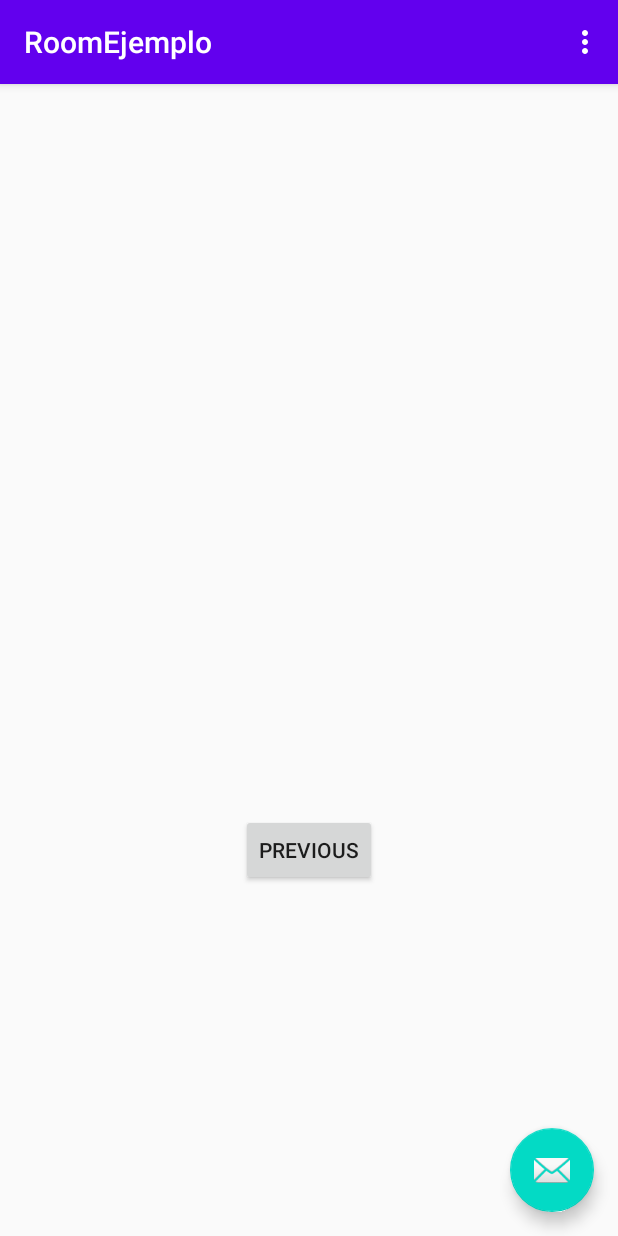
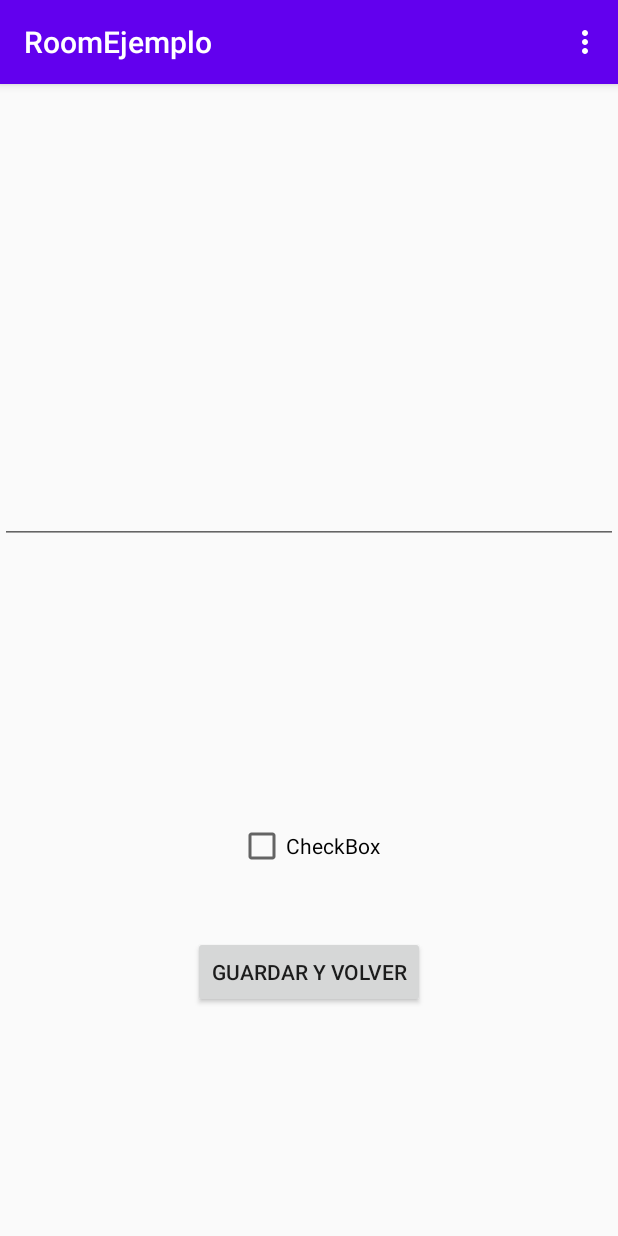
Before and after one commit to KatherinaSeguel/RoomEjemplo, an Android app: the SecondFragment screen opened through its navigation route, on a phone screen of 412 x 824 dp. Run offline under Robolectric (Android 15) with nearby library versions, the phone set to English and light mode, and no system bars; our stand-ins replace Room's generated code.

Commit message:
room-dao-base datos,ViewModel,delete, recyclerView,adapter, funciona,funciona con 1 ejemplo. falta guardar.

```diff
--- a/app/src/main/java/com/example/roomejemplo/FirstFragment.kt
+++ b/app/src/main/java/com/example/roomejemplo/FirstFragment.kt
@@ -8,6 +8,7 @@ import android.view.View
 import android.view.ViewGroup
 import android.view.ViewOutlineProvider
 import android.widget.Button
+import android.widget.Toast
 import androidx.lifecycle.Observer
 import androidx.lifecycle.ViewModelProvider
 import androidx.navigation.fragment.findNavController
@@ -18,7 +19,7 @@ import kotlinx.android.synthetic.main.fragment_first.*
 /**
  * A simple [Fragment] subclass as the default destination in the navigation.
  */
-class FirstFragment : Fragment() {
+class FirstFragment : Fragment(), TaskAdapter.PassTheData {
 
 //se genera con el menú codigo generate metodo
     override fun onCreate(savedInstanceState: Bundle?) {
@@ -33,33 +34,32 @@ class FirstFragment : Fragment() {
             savedInstanceState: Bundle?
     ): View? {
 
-
-
        return inflater.inflate(R.layout.fragment_first, container, false)
     }
 
     override fun onViewCreated(view: View, savedInstanceState: Bundle?) {
         super.onViewCreated(view, savedInstanceState)
         // Inflate the layout for this fragment
-
-     /*  val task=Task(0,"Algo de prueba",false)
+/*
+   val task=Task(0,"Algo de prueba",false)
        val task1=Task(1,"Algo de prueba 1",false)
       val task2=Task(2,"Algo de prueba 2",false)
 
 
-     viewModel.insertTask(task) //ingresa BD
-      viewModel.insertTask(task1)
-      viewModel.insertTask(task2)*/
-
+           viewModel.insertTask(task) //ingresa BD
+            viewModel.insertTask(task1)
+            viewModel.insertTask(task2)
+      */
 
       //  viewModel.deleteALLTask()//elimina los elementos de a base de datos
         //escuchar el Live Data del viewModel
 //se autogenera
+
         //instancia reciclerView
         //instancia el objeto de la clase Adapter
 
         val mRecyclerView = recyclerView  //funciona por sintetic
-        val madapter =TaskAdapter()
+        val madapter =TaskAdapter(this)
        mRecyclerView.adapter=madapter
         mRecyclerView.layoutManager = LinearLayoutManager(context)
 
@@ -69,5 +69,12 @@ class FirstFragment : Fragment() {
             madapter.updateDataList(it)
         })
 
+        fab.setOnClickListener { findNavController().navigate(R.id.action_FirstFragment_to_SecondFragment)
+        }
+
+    }
+
+    override fun passTheData(mtask: Task) {
+        Toast.makeText(context,mtask.task,Toast.LENGTH_LONG).show()
     }
 }
--- a/app/src/main/java/com/example/roomejemplo/MainActivity.kt
+++ b/app/src/main/java/com/example/roomejemplo/MainActivity.kt
@@ -14,10 +14,7 @@ class MainActivity : AppCompatActivity() {
         setContentView(R.layout.activity_main)
         setSupportActionBar(findViewById(R.id.toolbar))
 
-        findViewById<FloatingActionButton>(R.id.fab).setOnClickListener { view ->
-            Snackbar.make(view, "Replace with your own action", Snackbar.LENGTH_LONG)
-                    .setAction("Action", null).show()
-        }
+
     }
 
     override fun onCreateOptionsMenu(menu: Menu): Boolean {
--- a/app/src/main/java/com/example/roomejemplo/SecondFragment.kt
+++ b/app/src/main/java/com/example/roomejemplo/SecondFragment.kt
@@ -6,12 +6,21 @@ import android.view.LayoutInflater
 import android.view.View
 import android.view.ViewGroup
 import android.widget.Button
+import androidx.lifecycle.ViewModelProvider
 import androidx.navigation.fragment.findNavController
+import com.example.roomejemplo.database.Task
+import kotlinx.android.synthetic.main.fragment_second.*
 
 /**
  * A simple [Fragment] subclass as the second destination in the navigation.
  */
 class SecondFragment : Fragment() {
+lateinit var  mViewModel: TaskViewModel
+
+    override fun onCreate(savedInstanceState: Bundle?) {
+        super.onCreate(savedInstanceState)
+        mViewModel= ViewModelProvider(this).get(TaskViewModel::class.java)
+    }
 
     override fun onCreateView(
             inflater: LayoutInflater, container: ViewGroup?,
@@ -24,8 +33,17 @@ class SecondFragment : Fragment() {
     override fun onViewCreated(view: View, savedInstanceState: Bundle?) {
         super.onViewCreated(view, savedInstanceState)
 
-        view.findViewById<Button>(R.id.button_second).setOnClickListener {
-            findNavController().navigate(R.id.action_SecondFragment_to_FirstFragment)
-        }
-    }
+
+        saveBtn.setOnClickListener {
+
+            val textTast = editTexTask.text.toString()
+            val checkBox= checkBox.isChecked
+
+            if (!textTast.isEmpty()){  //si es que no está vacio
+             val mTask = Task(task= textTast, completeTask = checkBox)
+                mViewModel.insertTask(mTask)
+                findNavController().navigate(R.id.action_SecondFragment_to_FirstFragment)
+            }
+             }
 }
+}
--- a/app/src/main/java/com/example/roomejemplo/TassAdapter.kt
+++ b/app/src/main/java/com/example/roomejemplo/TassAdapter.kt
@@ -9,10 +9,12 @@ import androidx.recyclerview.widget.RecyclerView
 import com.example.roomejemplo.database.Task
 import kotlinx.android.synthetic.main.task_item_list.view.*
 
-class TaskAdapter () : RecyclerView.Adapter<TaskAdapter.TaskViewHolder>() {
+class TaskAdapter (var passTheData:PassTheData) : RecyclerView.Adapter<TaskAdapter.TaskViewHolder>() {
 
 
   private var dataList = emptyList<Task>()
+
+
 //función que actualiza el listado del adapter
     fun updateDataList(mDataList: List<Task>){
        dataList=mDataList
@@ -20,11 +22,19 @@ class TaskAdapter () : RecyclerView.Adapter<TaskAdapter.TaskViewHolder>() {
       }
 
 //ViewHolder
-    inner class  TaskViewHolder(itemView: View) : RecyclerView.ViewHolder(itemView){
+    inner class  TaskViewHolder(itemView: View) : RecyclerView.ViewHolder(itemView),View.OnClickListener
+{
         val taskText = itemView.taskTv
         val checkTask = itemView.checkBox
         val idText= itemView.idView
+
+    val itemView= itemView.setOnClickListener(this)
+    override fun onClick(p0: View?) {
+        //implementamos la interface para escuchar un elemento
+        //pasa el elemento encontrado por posicion del adaptador
+        passTheData.passTheData(dataList[adapterPosition])
     }
+}
 
     override fun onCreateViewHolder(parent: ViewGroup, viewType: Int): TaskViewHolder {
         val itemView = LayoutInflater.from(parent.context).inflate(R.layout.task_item_list,parent,false)
@@ -40,11 +50,10 @@ class TaskAdapter () : RecyclerView.Adapter<TaskAdapter.TaskViewHolder>() {
 
     }
 
-    override fun getItemCount(): Int {
-        return dataList.size
+    override fun getItemCount()= dataList.size
+
+        interface PassTheData {
+            fun passTheData(mtask:Task)
+        }
+
     }
-
-
-
-
-}
--- a/app/src/main/java/com/example/roomejemplo/database/Task.kt
+++ b/app/src/main/java/com/example/roomejemplo/database/Task.kt
@@ -8,6 +8,6 @@ import androidx.room.PrimaryKey
 data class Task (
                  @PrimaryKey(autoGenerate = true)
                  @NonNull
-                 var id:Int,
+                 var id:Int=0,
                  val task:String,
                  val completeTask:Boolean)
--- a/app/src/main/res/layout/activity_main.xml
+++ b/app/src/main/res/layout/activity_main.xml
@@ -22,12 +22,6 @@
 
     <include layout="@layout/content_main" />
 
-    <com.google.android.material.floatingactionbutton.FloatingActionButton
-        android:id="@+id/fab"
-        android:layout_width="wrap_content"
-        android:layout_height="wrap_content"
-        android:layout_gravity="bottom|end"
-        android:layout_margin="@dimen/fab_margin"
-        app:srcCompat="@android:drawable/ic_dialog_email" />
+
 
 </androidx.coordinatorlayout.widget.CoordinatorLayout>
--- a/app/src/main/res/layout/fragment_first.xml
+++ b/app/src/main/res/layout/fragment_first.xml
@@ -14,4 +14,15 @@
         app:layout_constraintEnd_toEndOf="parent"
         app:layout_constraintStart_toStartOf="parent"
         app:layout_constraintTop_toTopOf="parent" />
+
+    <com.google.android.material.floatingactionbutton.FloatingActionButton
+        android:id="@+id/fab"
+        android:layout_width="wrap_content"
+        android:layout_height="wrap_content"
+        android:layout_gravity="bottom|end"
+        android:layout_margin="@dimen/fab_margin"
+        app:layout_constraintBottom_toBottomOf="parent"
+        app:layout_constraintEnd_toEndOf="parent"
+        app:srcCompat="@android:drawable/ic_dialog_email" />
+
 </androidx.constraintlayout.widget.ConstraintLayout>
--- a/app/src/main/res/layout/fragment_second.xml
+++ b/app/src/main/res/layout/fragment_second.xml
@@ -6,22 +6,35 @@
     android:layout_height="match_parent"
     tools:context=".SecondFragment">
 
-    <TextView
-        android:id="@+id/textview_second"
-        android:layout_width="wrap_content"
+    <EditText
+        android:id="@+id/editTexTask"
+        android:layout_width="0dp"
         android:layout_height="wrap_content"
-        app:layout_constraintBottom_toTopOf="@id/button_second"
+        android:layout_marginTop="243dp"
+        android:layout_marginBottom="243dp"
+        android:inputType="text"
+        app:layout_constraintBottom_toTopOf="@+id/saveBtn"
         app:layout_constraintEnd_toEndOf="parent"
         app:layout_constraintStart_toStartOf="parent"
         app:layout_constraintTop_toTopOf="parent" />
 
     <Button
-        android:id="@+id/button_second"
+        android:id="@+id/saveBtn"
         android:layout_width="wrap_content"
         android:layout_height="wrap_content"
-        android:text="@string/previous"
+        android:layout_marginBottom="152dp"
+        android:text="Guardar y Volver"
         app:layout_constraintBottom_toBottomOf="parent"
         app:layout_constraintEnd_toEndOf="parent"
-        app:layout_constraintStart_toStartOf="parent"
-        app:layout_constraintTop_toBottomOf="@id/textview_second" />
+        app:layout_constraintStart_toStartOf="parent" />
+
+    <CheckBox
+        android:id="@+id/checkBox"
+        android:layout_width="wrap_content"
+        android:layout_height="wrap_content"
+        android:layout_marginStart="30dp"
+        android:layout_marginBottom="44dp"
+        android:text="CheckBox"
+        app:layout_constraintBottom_toTopOf="@+id/saveBtn"
+        app:layout_constraintStart_toStartOf="@+id/saveBtn" />
 </androidx.constraintlayout.widget.ConstraintLayout>
```
